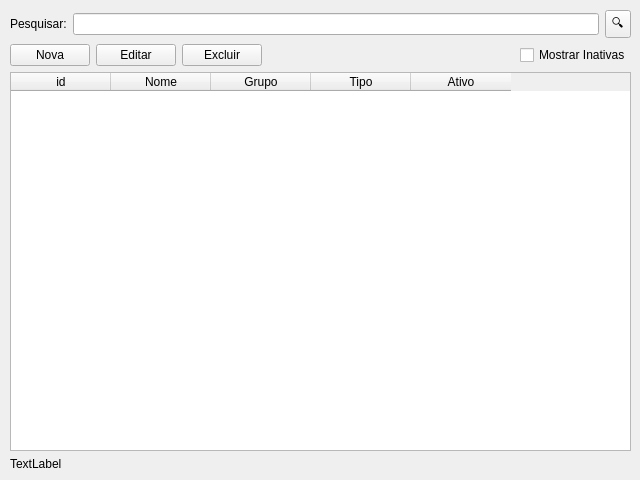
The window that categorias/CategoriasWidget.ui (danielghirghi/fortuna) describes before a commit, drawn with Qt 5.
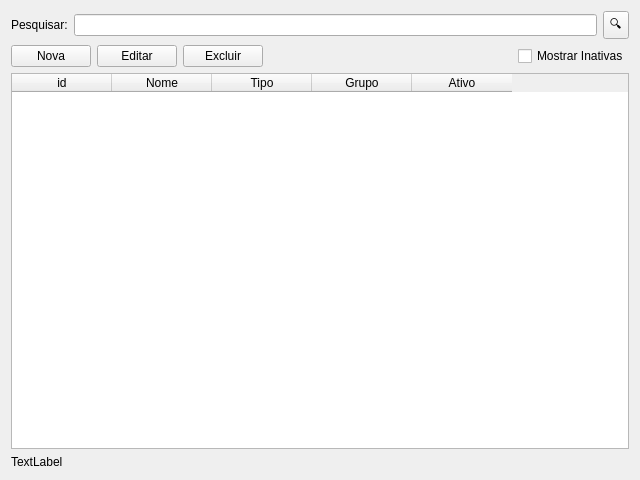
The same window after the commit.

```diff
--- a/categorias/CategoriasWidget.ui
+++ b/categorias/CategoriasWidget.ui
@@ -19,15 +19,8 @@
   <property name="windowTitle">
    <string>Form</string>
   </property>
-  <widget class="QWidget" name="verticalLayoutWidget">
-   <property name="geometry">
-    <rect>
-     <x>10</x>
-     <y>10</y>
-     <width>621</width>
-     <height>461</height>
-    </rect>
-   </property>
+  <layout class="QVBoxLayout" name="verticalLayout">
+   <item>
    <layout class="QVBoxLayout" name="layPrincipal">
     <item>
      <layout class="QHBoxLayout" name="layPesquisa">
@@ -113,16 +106,16 @@
         <string>Nome</string>
        </property>
       </column>
-      <column>
-       <property name="text">
-        <string>Grupo</string>
-       </property>
-      </column>
       <column>
        <property name="text">
         <string>Tipo</string>
        </property>
       </column>
+       <column>
+        <property name="text">
+         <string>Grupo</string>
+        </property>
+       </column>
       <column>
        <property name="text">
         <string>Ativo</string>
@@ -138,7 +131,8 @@
      </widget>
     </item>
    </layout>
-  </widget>
+   </item>
+  </layout>
  </widget>
  <resources/>
  <connections/>
```
Lines whose indentation alone changed are shown as unchanged.
